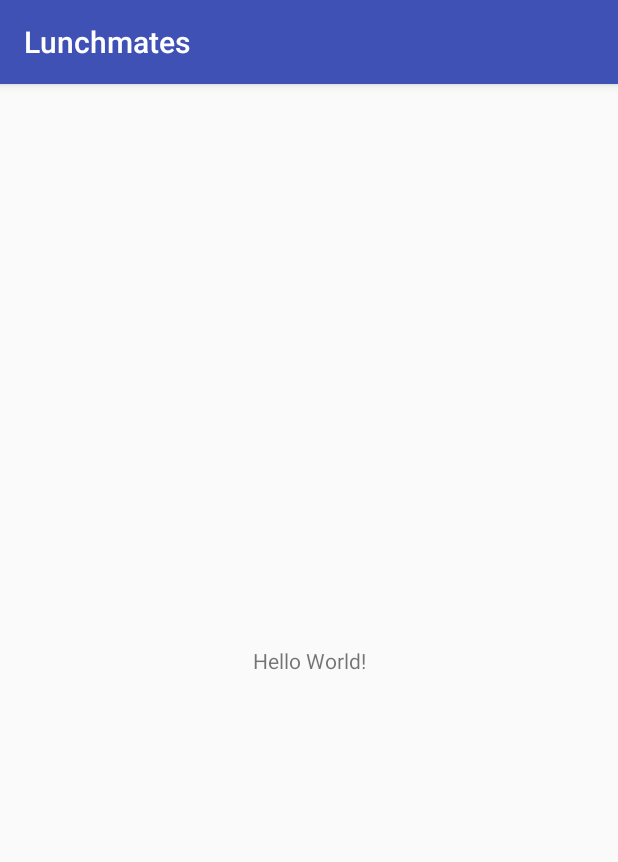
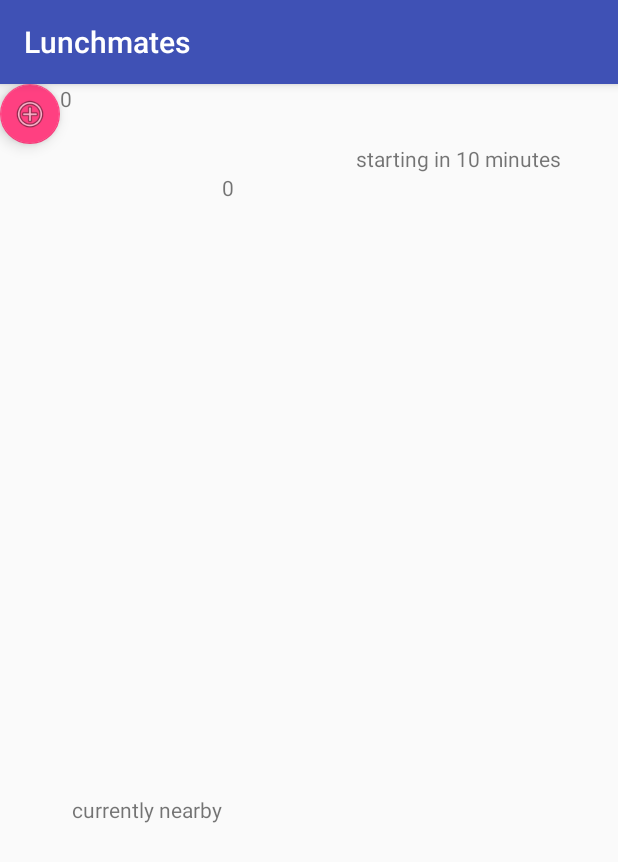
Before and after one commit to mikigraf/Lunchmates, an Android app: the screen it shows after launch (MainActivity), on a phone screen of 412 x 824 dp. Shown: the top 862 px of the screen. Run offline under Robolectric (Android 15) with nearby library versions, the phone set to English and light mode, and no system bars; 2 statements that could not run were skipped.

Commit message:
Added async task for retrieving the events from the server

```diff
--- a/android/Lunchmates/app/build.gradle
+++ b/android/Lunchmates/app/build.gradle
@@ -26,7 +26,10 @@ dependencies {
     })
     compile 'com.android.support:appcompat-v7:25.0.1'
     compile 'com.android.support.constraint:constraint-layout:1.0.2'
+    compile 'com.jakewharton:butterknife:8.5.1'
+    compile 'com.android.support:design:25.3.1'
     testCompile 'junit:junit:4.12'
-    compile 'com.jakewharton:butterknife:8.5.1'
     annotationProcessor 'com.jakewharton:butterknife-compiler:8.5.1'
+    compile 'com.google.android.gms:play-services-maps:10.2.4'
+    compile 'com.loopj.android:android-async-http:1.4.9'
 }
--- a/android/Lunchmates/app/src/main/java/club/lunchmates/lunchmates/MainActivity.java
+++ b/android/Lunchmates/app/src/main/java/club/lunchmates/lunchmates/MainActivity.java
@@ -2,12 +2,23 @@ package club.lunchmates.lunchmates;
 
 import android.support.v7.app.AppCompatActivity;
 import android.os.Bundle;
+import android.widget.TextView;
+
+
 
 public class MainActivity extends AppCompatActivity {
+    private static final String BASE_URL = "http://10.0.2.2:9999/";
+    private TextView nearbyNumber;
 
     @Override
-    protected void onCreate(Bundle savedInstanceState) {
+    protected void onCreate(Bundle savedInstanceState){
         super.onCreate(savedInstanceState);
         setContentView(R.layout.activity_main);
+        TextView t = (TextView) findViewById(R.id.nearbyNumber);
+        new RetrieveEventsTask(t).execute(getAbsoluteUrl("events"));
+    }
+
+    private static String getAbsoluteUrl(String relativeUrl) {
+        return BASE_URL + relativeUrl;
     }
 }
--- /dev/null
+++ b/android/Lunchmates/app/src/main/java/club/lunchmates/lunchmates/RetrieveEventsTask.java
@@ -0,0 +1,62 @@
+package club.lunchmates.lunchmates;
+
+import android.os.AsyncTask;
+import android.widget.TextView;
+
+
+import java.io.BufferedInputStream;
+import java.io.ByteArrayOutputStream;
+import java.io.InputStream;
+import java.net.HttpURLConnection;
+import java.net.URL;
+import java.util.LinkedList;
+import java.util.regex.Matcher;
+import java.util.regex.Pattern;
+
+public class RetrieveEventsTask extends AsyncTask<String, Void, String> {
+
+        private TextView t;
+        public RetrieveEventsTask(TextView t){
+            this.t = t;
+        }
+
+        protected String doInBackground(String... urli) {
+            URL url = null;
+            try {
+                url = new URL(urli[0]);
+                HttpURLConnection urlConnection = (HttpURLConnection) url.openConnection();
+                try {
+                    InputStream in = new BufferedInputStream(urlConnection.getInputStream());
+                    ByteArrayOutputStream buf = new ByteArrayOutputStream();
+
+                    int result = in.read();
+                    while (result != -1) {
+                        buf.write((byte) result);
+                        result = in.read();
+                    }
+
+                    String answer = buf.toString("UTF-8");
+                    return answer;
+                } finally {
+                    urlConnection.disconnect();
+                }
+            } catch (Exception e) {
+                e.printStackTrace();
+            }
+            return null;
+        }
+
+
+
+        protected void onPostExecute(String result)
+        {
+            Pattern pattern = Pattern.compile("\\{[^}]*\\}");
+            Matcher matcher = pattern.matcher(result);
+            LinkedList<String> list = new LinkedList<String>();
+            // Loop through and find all matches and store them into the List
+            while(matcher.find()) {
+                list.add(matcher.group());
+            }
+            t.setText(Integer.toString(list.size()));
+        }
+}
--- a/android/Lunchmates/app/src/main/res/layout/activity_main.xml
+++ b/android/Lunchmates/app/src/main/res/layout/activity_main.xml
@@ -6,13 +6,59 @@
     android:layout_height="match_parent"
     tools:context="club.lunchmates.lunchmates.MainActivity">
 
-    <TextView
-        android:layout_width="wrap_content"
-        android:layout_height="wrap_content"
-        android:text="Hello World!"
-        app:layout_constraintBottom_toBottomOf="parent"
-        app:layout_constraintLeft_toLeftOf="parent"
-        app:layout_constraintRight_toRightOf="parent"
-        app:layout_constraintTop_toTopOf="parent" />
+    <GridLayout
+        android:layout_width="374dp"
+        android:layout_height="493dp"
+        tools:layout_editor_absoluteX="5dp"
+        tools:layout_editor_absoluteY="2dp">
+
+        <android.support.design.widget.FloatingActionButton
+            android:id="@+id/addEventButton"
+            android:layout_width="wrap_content"
+            android:layout_height="wrap_content"
+            android:clickable="true"
+            app:fabSize="mini"
+            app:srcCompat="@android:drawable/ic_menu_add"
+            tools:layout_editor_absoluteX="160dp"
+            tools:layout_editor_absoluteY="129dp" />
+
+        <TextView
+            android:id="@+id/startingNumber"
+            android:layout_width="wrap_content"
+            android:layout_height="wrap_content"
+            android:text="0"
+            tools:layout_editor_absoluteX="160dp"
+            tools:layout_editor_absoluteY="247dp" />
+
+        <TextView
+            android:id="@+id/nearbyDescription"
+            android:layout_width="wrap_content"
+            android:layout_height="wrap_content"
+            android:layout_column="2"
+            android:layout_row="13"
+            android:text="currently nearby"
+            tools:layout_editor_absoluteX="16dp"
+            tools:layout_editor_absoluteY="230dp" />
+
+        <TextView
+            android:id="@+id/startingText"
+            android:layout_width="wrap_content"
+            android:layout_height="wrap_content"
+            android:layout_column="7"
+            android:layout_row="1"
+            android:text="starting in 10 minutes"
+            tools:layout_editor_absoluteX="98dp"
+            tools:layout_editor_absoluteY="296dp" />
+
+        <TextView
+            android:id="@+id/nearbyNumber"
+            android:layout_width="19dp"
+            android:layout_height="24dp"
+            android:layout_column="3"
+            android:layout_row="2"
+            android:text="0"
+            tools:layout_editor_absoluteX="35dp"
+            tools:layout_editor_absoluteY="153dp" />
+    </GridLayout>
 
 </android.support.constraint.ConstraintLayout>
--- /dev/null
+++ b/android/Lunchmates/app/src/main/res/values/dimens.xml
@@ -0,0 +1,3 @@
+<resources>
+    <dimen name="fab_margin">16dp</dimen>
+</resources>
--- a/android/Lunchmates/app/src/main/res/values/strings.xml
+++ b/android/Lunchmates/app/src/main/res/values/strings.xml
@@ -1,3 +1,6 @@
 <resources>
     <string name="app_name">Lunchmates</string>
+    <string name="title_activity_settings">SettingsActivity</string>
+    <string name="title_activity_create_event">CreateEventActivity</string>
+    <string name="title_activity_show_event">ShowEventActivity</string>
 </resources>
--- a/android/Lunchmates/app/src/main/res/values/styles.xml
+++ b/android/Lunchmates/app/src/main/res/values/styles.xml
@@ -8,4 +8,13 @@
         <item name="colorAccent">@color/colorAccent</item>
     </style>
 
+    <style name="AppTheme.NoActionBar">
+        <item name="windowActionBar">false</item>
+        <item name="windowNoTitle">true</item>
+    </style>
+
+    <style name="AppTheme.AppBarOverlay" parent="ThemeOverlay.AppCompat.Dark.ActionBar" />
+
+    <style name="AppTheme.PopupOverlay" parent="ThemeOverlay.AppCompat.Light" />
+
 </resources>
```
Also changed, not shown: android/Lunchmates/app/src/main/AndroidManifest.xml (+23 -0 lines), android/Lunchmates/app/src/main/java/club/lunchmates/lunchmates/CreateEventActivity.java (added, +29 -0 lines), android/Lunchmates/app/src/main/java/club/lunchmates/lunchmates/SettingsActivity.java (added, +29 -0 lines), android/Lunchmates/app/src/main/java/club/lunchmates/lunchmates/ShowEventActivity.java (added, +29 -0 lines), android/Lunchmates/app/src/main/res/layout/activity_create_event.xml (added, +33 -0 lines), android/Lunchmates/app/src/main/res/layout/activity_settings.xml (added, +33 -0 lines), android/Lunchmates/app/src/main/res/layout/activity_show_event.xml (added, +33 -0 lines), android/Lunchmates/app/src/main/res/layout/content_create_event.xml (added, +11 -0 lines), android/Lunchmates/app/src/main/res/layout/content_settings.xml (added, +11 -0 lines), android/Lunchmates/app/src/main/res/layout/content_show_event.xml (added, +11 -0 lines).
